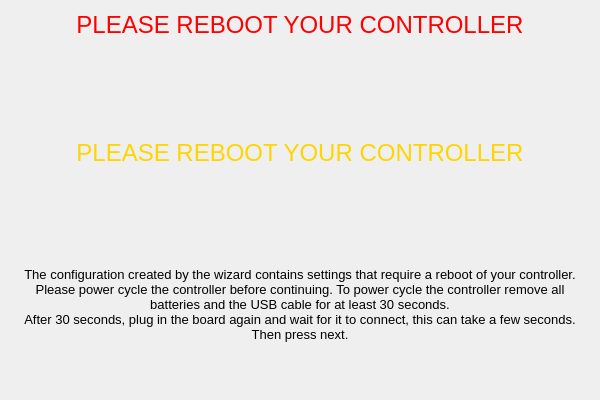
This is ground/openpilotgcs/src/plugins/setupwizard/pages/rebootpage.ui in openpilot/OpenPilot as Qt 5 draws it before an edit. The edited form follows.
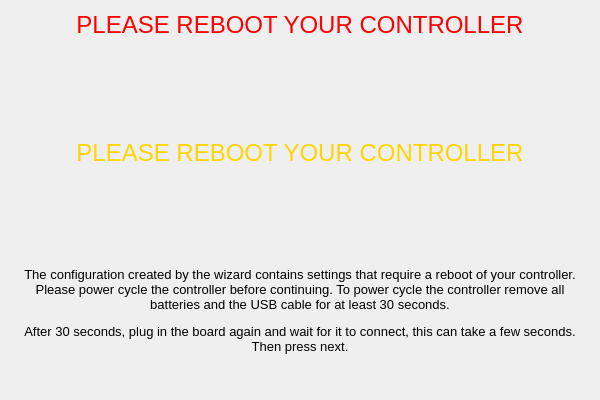
This is the edited form.

Commit message: OP-1556 Bigger window size, Font sizes on all pages

```diff
--- a/ground/openpilotgcs/src/plugins/setupwizard/pages/rebootpage.ui
+++ b/ground/openpilotgcs/src/plugins/setupwizard/pages/rebootpage.ui
@@ -51,12 +51,7 @@
    <item>
     <widget class="QLabel" name="label_3">
      <property name="text">
-      <string>&lt;!DOCTYPE HTML PUBLIC &quot;-//W3C//DTD HTML 4.0//EN&quot; &quot;http://www.w3.org/TR/REC-html40/strict.dtd&quot;&gt;
-&lt;html&gt;&lt;head&gt;&lt;meta name=&quot;qrichtext&quot; content=&quot;1&quot; /&gt;&lt;style type=&quot;text/css&quot;&gt;
-p, li { white-space: pre-wrap; }
-&lt;/style&gt;&lt;/head&gt;&lt;body style=&quot; font-family:'MS Shell Dlg 2'; font-size:8pt; font-weight:400; font-style:normal;&quot;&gt;
-&lt;p align=&quot;center&quot; style=&quot; margin-top:0px; margin-bottom:0px; margin-left:0px; margin-right:0px; -qt-block-indent:0; text-indent:0px;&quot;&gt;&lt;span style=&quot; font-size:10pt; color:#000000;&quot;&gt;The configuration created by the wizard contains settings that require a reboot of your controller. Please power cycle the controller before continuing. To power cycle the controller remove all batteries and the USB cable for at least 30 seconds.&lt;/span&gt;&lt;/p&gt;
-&lt;p align=&quot;center&quot; style=&quot; margin-top:0px; margin-bottom:0px; margin-left:0px; margin-right:0px; -qt-block-indent:0; text-indent:0px;&quot;&gt;&lt;span style=&quot; font-size:10pt; color:#000000;&quot;&gt;After 30 seconds, plug in the board again and wait for it to connect, this can take a few seconds. Then press next.&lt;/span&gt;&lt;/p&gt;&lt;/body&gt;&lt;/html&gt;</string>
+      <string>&lt;html&gt;&lt;head/&gt;&lt;body&gt;&lt;p align=&quot;center&quot;&gt;&lt;span style=&quot; font-family:'MS Shell Dlg 2'; font-size:10pt; color:#000000;&quot;&gt;The configuration created by the wizard contains settings that require a reboot of your controller. Please power cycle the controller before continuing. To power cycle the controller remove all batteries and the USB cable for at least 30 seconds.&lt;/span&gt;&lt;/p&gt;&lt;p align=&quot;center&quot;&gt;&lt;span style=&quot; font-family:'MS Shell Dlg 2'; font-size:10pt; color:#000000;&quot;&gt;After 30 seconds, plug in the board again and wait for it to connect, this can take a few seconds. Then press next.&lt;/span&gt;&lt;/p&gt;&lt;/body&gt;&lt;/html&gt;</string>
      </property>
      <property name="alignment">
       <set>Qt::AlignLeading|Qt::AlignLeft|Qt::AlignTop</set>
```
Left out of the diff: 12 changed lines with no effect on the pictures. The commit also changes 19 other files.
